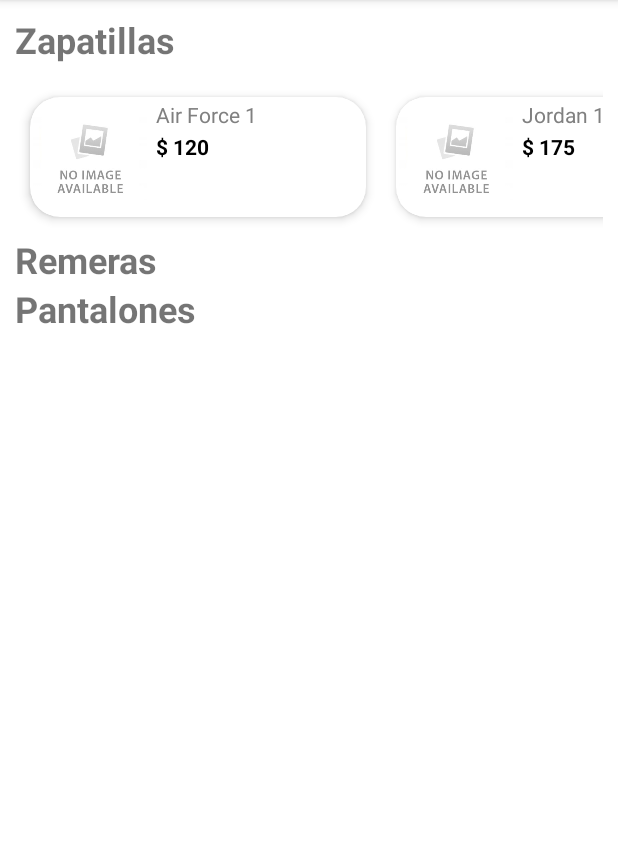
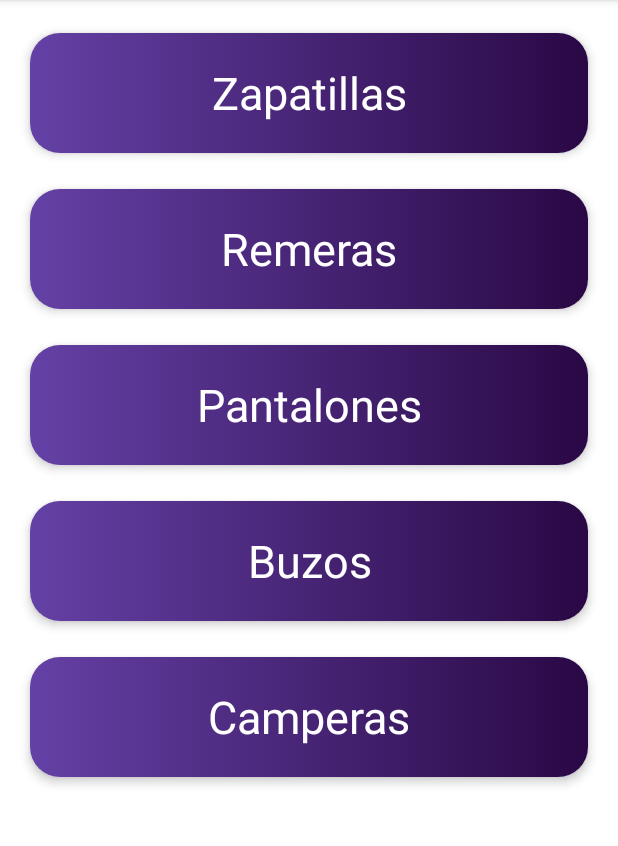
Before and after one commit to AguuSz/proyecto-integrador-TM, an Android app: the screen it shows after launch (HomeActivity), in the side drawer, after a tap on "Mi perfil", on a phone screen of 412 x 824 dp, the part 84-930 px from its top. Run offline under Robolectric (Android 15) with nearby library versions, the phone set to English and light mode, and no system bars.

Commit message:
added filtered, and reorder recyclerViews

```diff
--- a/app/src/main/AndroidManifest.xml
+++ b/app/src/main/AndroidManifest.xml
@@ -27,6 +27,12 @@
                 android:name="android.app.lib_name"
                 android:value="" />
         </activity>
+        <activity
+            android:name=".activities.ItemsActivity"
+            android:exported="true"
+            android:parentActivityName=".activities.HomeActivity">
+
+        </activity>
         <!--SplashScreen-->
         <activity
             android:name=".activities.SplashScreenActivity"
--- a/app/src/main/java/com/agus/proyectointegradortm/activities/CustomAdapter.kt
+++ /dev/null
@@ -1,46 +0,0 @@
-package com.agus.proyectointegradortm.activities
-
-import android.view.LayoutInflater
-import android.view.View
-import android.view.ViewGroup
-import android.widget.ImageView
-import android.widget.TextView
-import androidx.recyclerview.widget.RecyclerView
-import com.agus.proyectointegradortm.R
-
-class CustomAdapter: RecyclerView.Adapter<CustomAdapter.ViewHolder>() {
-
-    val titles = arrayOf("Air Force 1", "Jordan 1 High", "Jordan 1 Low", "SB Dunks")
-    val prices = arrayOf("120", "175", "120", "100")
-    val images = intArrayOf(R.drawable.no_img_avaliable, R.drawable.no_img_avaliable, R.drawable.no_img_avaliable, R.drawable.no_img_avaliable)
-
-    override fun onCreateViewHolder(viewGroup: ViewGroup, i: Int): ViewHolder {
-        val v = LayoutInflater.from(viewGroup.context).inflate(R.layout.list_element, viewGroup, false)
-        return ViewHolder(v)
-    }
-
-    // Cuando puebla cada elemento
-    override fun onBindViewHolder(viewHolder: ViewHolder, i: Int) {
-        viewHolder.itemTitle.text = titles[i]
-        viewHolder.itemPrice.text = "$ " + prices[i]
-        viewHolder.itemImage.setImageResource(images[i])
-
-    }
-
-    override fun getItemCount(): Int {
-        return titles.size
-    }
-
-    inner class ViewHolder(itemView: View): RecyclerView.ViewHolder(itemView) {
-        var itemImage: ImageView
-        var itemTitle: TextView
-        var itemPrice: TextView
-
-        init {
-            itemImage = itemView.findViewById(R.id.ivIcon)
-            itemTitle = itemView.findViewById(R.id.tvProductTitle)
-            itemPrice = itemView.findViewById(R.id.tvProductPrice)
-        }
-    }
-
-}
--- a/app/src/main/java/com/agus/proyectointegradortm/activities/HomeActivity.kt
+++ b/app/src/main/java/com/agus/proyectointegradortm/activities/HomeActivity.kt
@@ -1,5 +1,6 @@
 package com.agus.proyectointegradortm.activities
 
+import android.content.Intent
 import android.content.res.Configuration
 import android.os.Bundle
 import android.view.MenuItem
@@ -10,6 +11,7 @@ import androidx.core.view.GravityCompat
 import androidx.drawerlayout.widget.DrawerLayout
 import androidx.recyclerview.widget.LinearLayoutManager
 import androidx.recyclerview.widget.RecyclerView
+import com.agus.proyectointegradortm.adapters.TypesAdapter
 import com.agus.proyectointegradortm.R
 import com.agus.proyectointegradortm.databinding.ActivityHomeBinding
 import com.google.android.material.navigation.NavigationView
@@ -40,12 +42,18 @@ class HomeActivity : AppCompatActivity(), NavigationView.OnNavigationItemSelecte
         navView = binding.navView
         navView.setNavigationItemSelectedListener(this)
 
-        //
-        val recyclerView: RecyclerView = binding.rvShoes
-        val adapter = CustomAdapter()
+        // Recycler view con los 5 items
+        val recyclerView: RecyclerView = binding.rvItemTypes
+        val adapter = TypesAdapter()
 
-        recyclerView.layoutManager = LinearLayoutManager(this, LinearLayoutManager.HORIZONTAL, false)
+        recyclerView.layoutManager = LinearLayoutManager(this)
         recyclerView.adapter = adapter
+
+        adapter.onItemClick = {
+            val intent = Intent(this, ItemsActivity::class.java)
+            intent.putExtra("type", it)
+            startActivity(intent)
+        }
     }
 
     // Funcion para cuando se elige un elemento
--- /dev/null
+++ b/app/src/main/java/com/agus/proyectointegradortm/activities/ItemsActivity.kt
@@ -0,0 +1,82 @@
+package com.agus.proyectointegradortm.activities
+
+import android.app.SearchManager
+import android.content.Context
+import android.os.Bundle
+import android.view.Menu
+import androidx.appcompat.widget.SearchView
+import android.widget.Toast
+import androidx.appcompat.app.AppCompatActivity
+import androidx.recyclerview.widget.LinearLayoutManager
+import com.agus.proyectointegradortm.R
+import com.agus.proyectointegradortm.adapters.ProductsAdapter
+import com.agus.proyectointegradortm.databinding.ActivityItemsBinding
+import com.agus.proyectointegradortm.models.Product
+import com.agus.proyectointegradortm.providers.ShirtProvider
+import com.agus.proyectointegradortm.providers.ShoeProvider
+
+class ItemsActivity : AppCompatActivity() {
+    private lateinit var binding: ActivityItemsBinding
+    private lateinit var productList: MutableList<Product>
+    private lateinit var adapter: ProductsAdapter
+    override fun onCreate(savedInstanceState: Bundle?) {
+        super.onCreate(savedInstanceState)
+        binding = ActivityItemsBinding.inflate(layoutInflater)
+        setContentView(binding.root)
+
+        // Seteamos el titulo de la activity con el tipo de producto que fue clickeado
+        val title = intent.getStringExtra("type")
+        if (title != null) {
+            val actionBar = supportActionBar
+            actionBar?.title = title
+        }
+
+        val recyclerView = binding.rvProducts
+
+        // TODO: Cambiar esto por cada uno de los diferentes providers dependiendo del tipo de producto
+        productList = when (title) {
+            "Zapatillas" -> ShoeProvider.shoeList.toMutableList()
+            "Remeras" -> ShirtProvider.shirtList.toMutableList()
+
+            else -> {ShoeProvider.shoeList.toMutableList()}
+        }
+        adapter = ProductsAdapter(productList)
+
+        recyclerView.layoutManager = LinearLayoutManager(this)
+        recyclerView.adapter = adapter
+
+        adapter.onItemClick = {
+            Toast.makeText(this, it.title, Toast.LENGTH_SHORT).show()
+        }
+
+    }
+
+    // Funcion encargada de manejar el icono de busqueda
+    override fun onCreateOptionsMenu(menu: Menu?): Boolean {
+        val inflater = menuInflater
+        inflater.inflate(R.menu.main_menu, menu)
+
+        val manager = getSystemService(Context.SEARCH_SERVICE) as SearchManager
+        val searchItem = menu?.findItem(R.id.search)
+        val searchView = searchItem?.actionView as SearchView
+
+        searchView.setSearchableInfo(manager.getSearchableInfo(componentName))
+
+        searchView.setOnQueryTextListener(object: SearchView.OnQueryTextListener {
+            // Cuando clickeo enter
+            override fun onQueryTextSubmit(query: String?): Boolean {
+                searchView.clearFocus()
+                return true
+            }
+
+            // Cuando el texto va cambiando
+            override fun onQueryTextChange(newText: String?): Boolean {
+                val productListFiltered = productList.filter { product -> product.title.contains(newText.toString()) }
+                adapter.updateProductList(productListFiltered)
+                return false
+            }
+        })
+
+        return true
+    }
+}
--- /dev/null
+++ b/app/src/main/java/com/agus/proyectointegradortm/adapters/ProductsAdapter.kt
@@ -0,0 +1,55 @@
+package com.agus.proyectointegradortm.adapters
+
+import android.view.LayoutInflater
+import android.view.View
+import android.view.ViewGroup
+import android.widget.TextView
+import androidx.recyclerview.widget.RecyclerView
+import com.agus.proyectointegradortm.R
+import com.agus.proyectointegradortm.databinding.ProductElementBinding
+import com.agus.proyectointegradortm.models.Product
+
+class ProductsAdapter (private var productList: List<Product>): RecyclerView.Adapter<ProductsAdapter.ViewHolder>() {
+
+    var onItemClick: ((Product) -> Unit)? = null
+
+    override fun onCreateViewHolder(viewGroup: ViewGroup, i: Int): ViewHolder {
+        val v = LayoutInflater.from(viewGroup.context).inflate(R.layout.product_element, viewGroup, false)
+        return ViewHolder(v)
+    }
+
+    // Cuando puebla cada elemento
+    override fun onBindViewHolder(viewHolder: ViewHolder, i: Int) {
+        viewHolder.productTitle.text = productList[i].title
+
+        val priceText = "$ " + productList[i].price.toString()
+        viewHolder.productPrice.text = priceText
+
+        viewHolder.itemView.setOnClickListener {
+            onItemClick?.invoke(productList[i])
+        }
+    }
+
+    override fun getItemCount(): Int {
+        return productList.size
+    }
+
+    fun updateProductList(productList: List<Product>) {
+        this.productList = productList
+        notifyDataSetChanged()
+    }
+
+    inner class ViewHolder(itemView: View): RecyclerView.ViewHolder(itemView) {
+        val binding = ProductElementBinding.bind(itemView)
+
+        var productTitle: TextView
+        var productPrice: TextView
+//        var productImage:
+
+        init {
+            productTitle = binding.tvProductTitle
+            productPrice = binding.tvProductPrice
+        }
+    }
+
+}
--- /dev/null
+++ b/app/src/main/java/com/agus/proyectointegradortm/adapters/TypesAdapter.kt
@@ -0,0 +1,42 @@
+package com.agus.proyectointegradortm.adapters
+
+import android.view.LayoutInflater
+import android.view.View
+import android.view.ViewGroup
+import android.widget.TextView
+import androidx.recyclerview.widget.RecyclerView
+import com.agus.proyectointegradortm.R
+
+class TypesAdapter (): RecyclerView.Adapter<TypesAdapter.ViewHolder>() {
+
+    val titles = arrayOf("Zapatillas", "Remeras", "Pantalones", "Buzos", "Camperas")
+
+    var onItemClick: ((String) -> Unit)? = null
+
+    override fun onCreateViewHolder(viewGroup: ViewGroup, i: Int): ViewHolder {
+        val v = LayoutInflater.from(viewGroup.context).inflate(R.layout.type_element, viewGroup, false)
+        return ViewHolder(v)
+    }
+
+    // Cuando puebla cada elemento
+    override fun onBindViewHolder(viewHolder: ViewHolder, i: Int) {
+        viewHolder.itemTitle.text = titles[i]
+
+        viewHolder.itemView.setOnClickListener {
+            onItemClick?.invoke(titles[i])
+        }
+    }
+
+    override fun getItemCount(): Int {
+        return titles.size
+    }
+
+    inner class ViewHolder(itemView: View): RecyclerView.ViewHolder(itemView) {
+        var itemTitle: TextView
+
+        init {
+            itemTitle = itemView.findViewById(R.id.tvProductTitle)
+        }
+    }
+
+}
--- /dev/null
+++ b/app/src/main/java/com/agus/proyectointegradortm/providers/HoodieProvider.kt
@@ -0,0 +1,4 @@
+package com.agus.proyectointegradortm.providers
+
+class HoodieProvider {
+}
--- /dev/null
+++ b/app/src/main/java/com/agus/proyectointegradortm/providers/JacketProvider.kt
@@ -0,0 +1,4 @@
+package com.agus.proyectointegradortm.providers
+
+class JacketProvider {
+}
--- /dev/null
+++ b/app/src/main/java/com/agus/proyectointegradortm/providers/PantProvider.kt
@@ -0,0 +1,4 @@
+package com.agus.proyectointegradortm.providers
+
+class PantProvider {
+}
--- /dev/null
+++ b/app/src/main/res/drawable/gradient_background.xml
@@ -0,0 +1,11 @@
+<?xml version="1.0" encoding="utf-8"?>
+<selector xmlns:android="http://schemas.android.com/apk/res/android">
+    <item>
+        <shape>
+            <gradient
+                android:startColor="#6441A5"
+                android:endColor="#2a0845"
+                android:type="linear" />
+        </shape>
+    </item>
+</selector>
--- /dev/null
+++ b/app/src/main/res/drawable/ic_search.xml
@@ -0,0 +1,5 @@
+<vector android:height="24dp" android:tint="#FFFFFF"
+    android:viewportHeight="24" android:viewportWidth="24"
+    android:width="24dp" xmlns:android="http://schemas.android.com/apk/res/android">
+    <path android:fillColor="@android:color/white" android:pathData="M15.5,14h-0.79l-0.28,-0.27C15.41,12.59 16,11.11 16,9.5 16,5.91 13.09,3 9.5,3S3,5.91 3,9.5 5.91,16 9.5,16c1.61,0 3.09,-0.59 4.23,-1.57l0.27,0.28v0.79l5,4.99L20.49,19l-4.99,-5zM9.5,14C7.01,14 5,11.99 5,9.5S7.01,5 9.5,5 14,7.01 14,9.5 11.99,14 9.5,14z"/>
+</vector>
--- a/app/src/main/res/layout/activity_home.xml
+++ b/app/src/main/res/layout/activity_home.xml
@@ -16,63 +16,16 @@
         app:menu="@menu/activity_main_drawer"
         app:headerLayout="@layout/nav_header_main"/>
 
-    <androidx.constraintlayout.widget.ConstraintLayout
+    <ScrollView
         android:layout_width="match_parent"
         android:layout_height="wrap_content"
         android:padding="10dp" >
 
-        <TextView
-            android:id="@+id/tvShoesTitle"
+        <androidx.recyclerview.widget.RecyclerView
+            android:id="@+id/rvItemTypes"
             android:layout_width="match_parent"
-            android:layout_height="wrap_content"
-            android:text="@string/shoesTitle"
-            android:textSize="24sp"
-            android:textStyle="bold"
-            app:layout_constraintStart_toStartOf="parent"
-            app:layout_constraintTop_toTopOf="parent" />
+            android:layout_height="wrap_content" />
 
-        <androidx.recyclerview.widget.RecyclerView
-            android:id="@+id/rvShoes"
-            app:layout_constraintStart_toStartOf="parent"
-            app:layout_constraintTop_toBottomOf="@+id/tvShoesTitle"
-            android:layout_width="match_parent"
-            android:layout_height="wrap_content"
-            android:layout_marginTop="10dp" />
-
-
-        <TextView
-            android:id="@+id/tvShirtsTitle"
-            android:layout_width="match_parent"
-            android:layout_height="wrap_content"
-            android:text="@string/shirtsTitle"
-            android:textSize="24sp"
-            android:textStyle="bold"
-            app:layout_constraintStart_toStartOf="parent"
-            app:layout_constraintTop_toBottomOf="@id/rvShoes" />
-
-        <TextView
-            android:id="@+id/tvPantsTitle"
-            android:layout_width="match_parent"
-            android:layout_height="wrap_content"
-            android:text="@string/pantsTitle"
-            android:textSize="24sp"
-            android:textStyle="bold"
-            app:layout_constraintStart_toStartOf="parent"
-            app:layout_constraintTop_toBottomOf="@id/tvShirtsTitle" />
-
-        <HorizontalScrollView
-            android:layout_width="match_parent"
-            android:layout_height="wrap_content"
-            app:layout_constraintStart_toStartOf="parent"
-            app:layout_constraintTop_toBottomOf="@id/tvPantsTitle"
-            >
-
-            <androidx.recyclerview.widget.RecyclerView
-                android:id="@+id/listRecyclerView"
-                android:layout_width="wrap_content"
-                android:layout_height="match_parent" />
-        </HorizontalScrollView>
-
-    </androidx.constraintlayout.widget.ConstraintLayout>
+    </ScrollView>
 
 </androidx.drawerlayout.widget.DrawerLayout>
--- a/app/src/main/res/layout/list_element.xml
+++ b/app/src/main/res/layout/product_element.xml
@@ -1,12 +1,12 @@
 <?xml version="1.0" encoding="utf-8"?>
 
-<!--Este archivo nos definira como se vera cada elemento que va a estar en la lista (RecyclerView de Home)-->
+<!--Este archivo nos definira como se vera cada elemento que va a estar en la lista (RecyclerView de Home/TypeOfProduct)-->
 
 <androidx.cardview.widget.CardView
     xmlns:android="http://schemas.android.com/apk/res/android"
     xmlns:app="http://schemas.android.com/apk/res-auto"
     android:id="@+id/cv"
-    android:layout_width="wrap_content"
+    android:layout_width="match_parent"
     android:layout_height="wrap_content"
     android:animateLayoutChanges="true"
     app:cardCornerRadius="20dp"
@@ -18,33 +18,39 @@
         android:layout_height="wrap_content"
         android:animateLayoutChanges="true"
         android:orientation="vertical">
+
         <RelativeLayout
             android:layout_width="match_parent"
             android:layout_height="wrap_content"
-            android:orientation="horizontal">
-            <ImageView
-                android:id="@+id/ivIcon"
-                android:layout_width="80dp"
-                android:layout_height="80dp"
-                android:layout_alignParentStart="true"
-                android:layout_centerVertical="true"
-                android:layout_gravity="center"
-                android:paddingLeft="2dp"
-                android:paddingRight="2dp"
-                android:src="@drawable/ic_launcher_background"
-                android:layout_alignParentLeft="true" />
+            android:orientation="horizontal"
+            android:padding="6dp">
+            <androidx.cardview.widget.CardView
+                android:id="@+id/cvProductImage"
+                android:layout_width="wrap_content"
+                android:layout_height="wrap_content"
+                app:cardCornerRadius="8dp"
+                android:elevation="0dp">
+                <ImageView
+                    android:id="@+id/ivProductImage"
+                    android:layout_width="100dp"
+                    android:layout_height="100dp"
+                    android:layout_alignParentStart="true"
+                    android:layout_centerVertical="true"
+                    android:layout_gravity="center"
+
+                    android:src="@drawable/no_img_avaliable"
+                    android:contentDescription="background" />
+            </androidx.cardview.widget.CardView>
 
             <LinearLayout
                 android:id="@+id/linearLayout"
-                android:layout_width="140dp"
+                android:layout_width="wrap_content"
                 android:layout_height="wrap_content"
                 android:layout_alignParentTop="true"
-                android:layout_marginStart="4dp"
+                android:layout_marginStart="20dp"
                 android:layout_marginTop="2dp"
-                android:layout_toEndOf="@+id/ivIcon"
-                android:orientation="vertical"
-                android:layout_marginLeft="4dp"
-                android:layout_toRightOf="@+id/ivIcon" >
+                android:layout_toEndOf="@id/cvProductImage"
+                android:orientation="vertical">
 
                 <TextView
                     android:id="@+id/tvProductTitle"
@@ -53,21 +59,21 @@
                     android:layout_marginBottom="2dp"
                     android:breakStrategy="high_quality"
                     android:text="Titulo del producto"
-                    android:textColor="@color/gray"
-                    android:textSize="14sp" />
+                    android:textColor="@color/black"
+                    android:gravity="center"
+                    android:textSize="20sp" />
 
                 <TextView
                     android:id="@+id/tvProductPrice"
                     android:layout_width="match_parent"
                     android:layout_height="wrap_content"
                     android:layout_marginBottom="2dp"
-                    android:text="$ 14.0"
+                    android:breakStrategy="high_quality"
+                    android:text="$ 10.0"
                     android:textColor="@color/black"
-                    android:textSize="14sp"
-                    android:textStyle="bold" />
+                    android:textSize="16sp" />
+
             </LinearLayout>
-
         </RelativeLayout>
     </LinearLayout>
-
 </androidx.cardview.widget.CardView>
--- /dev/null
+++ b/app/src/main/res/layout/type_element.xml
@@ -0,0 +1,43 @@
+<?xml version="1.0" encoding="utf-8"?>
+
+<!--Este archivo nos definira como se vera cada elemento que va a estar en la lista (RecyclerView de Home)-->
+
+<androidx.cardview.widget.CardView
+    xmlns:android="http://schemas.android.com/apk/res/android"
+    xmlns:app="http://schemas.android.com/apk/res-auto"
+    android:id="@+id/cv"
+    android:layout_width="match_parent"
+    android:layout_height="wrap_content"
+    android:animateLayoutChanges="true"
+    app:cardCornerRadius="20dp"
+    app:cardElevation="4dp"
+    app:cardUseCompatPadding="true">
+
+    <RelativeLayout
+        android:layout_width="match_parent"
+        android:layout_height="match_parent"
+        android:orientation="horizontal">
+        <ImageView
+            android:id="@+id/ivIcon"
+            android:layout_width="match_parent"
+            android:layout_height="80dp"
+            android:layout_centerVertical="true"
+            android:layout_gravity="center"
+            android:src="@drawable/gradient_background"
+            android:contentDescription="background" />
+
+        <TextView
+            android:id="@+id/tvProductTitle"
+            android:layout_width="match_parent"
+            android:layout_height="wrap_content"
+            android:layout_marginBottom="2dp"
+            android:breakStrategy="high_quality"
+            android:layout_centerVertical="true"
+            android:text="Titulo del producto"
+            android:textColor="@color/white"
+            android:gravity="center"
+            android:textSize="30sp" />
+
+    </RelativeLayout>
+
+</androidx.cardview.widget.CardView>
--- /dev/null
+++ b/app/src/main/res/menu/main_menu.xml
@@ -0,0 +1,11 @@
+<?xml version="1.0" encoding="utf-8"?>
+<menu xmlns:android="http://schemas.android.com/apk/res/android"
+    xmlns:app="http://schemas.android.com/apk/res-auto">
+    <item
+        android:id="@+id/search"
+        android:title="Search"
+        android:icon="@drawable/ic_search"
+        app:showAsAction="ifRoom|collapseActionView"
+        app:actionViewClass="androidx.appcompat.widget.SearchView" />
+
+</menu>
```
Also changed, not shown: app/src/main/java/com/agus/proyectointegradortm/models/Product.kt (added, +46 -0 lines), app/src/main/java/com/agus/proyectointegradortm/models/Producto.kt (deleted, +0 -9 lines), app/src/main/java/com/agus/proyectointegradortm/providers/ShirtProvider.kt (added, +50 -0 lines), app/src/main/java/com/agus/proyectointegradortm/providers/ShoeProvider.kt (added, +51 -0 lines), app/src/main/res/layout/activity_items.xml (added, +18 -0 lines).
